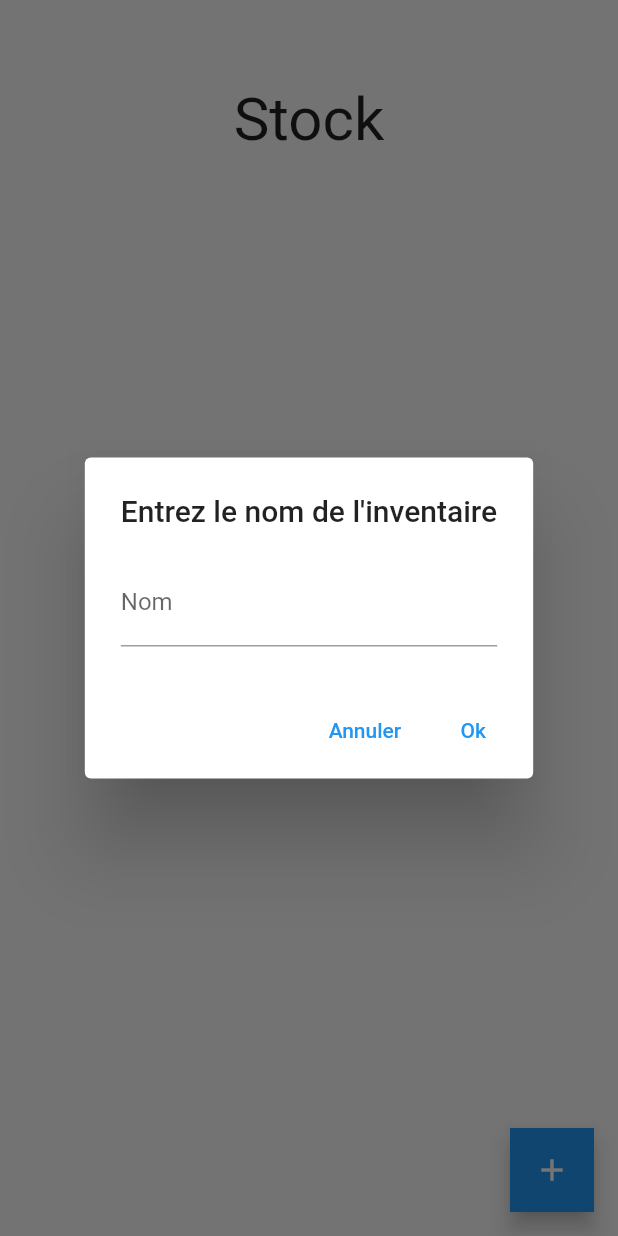
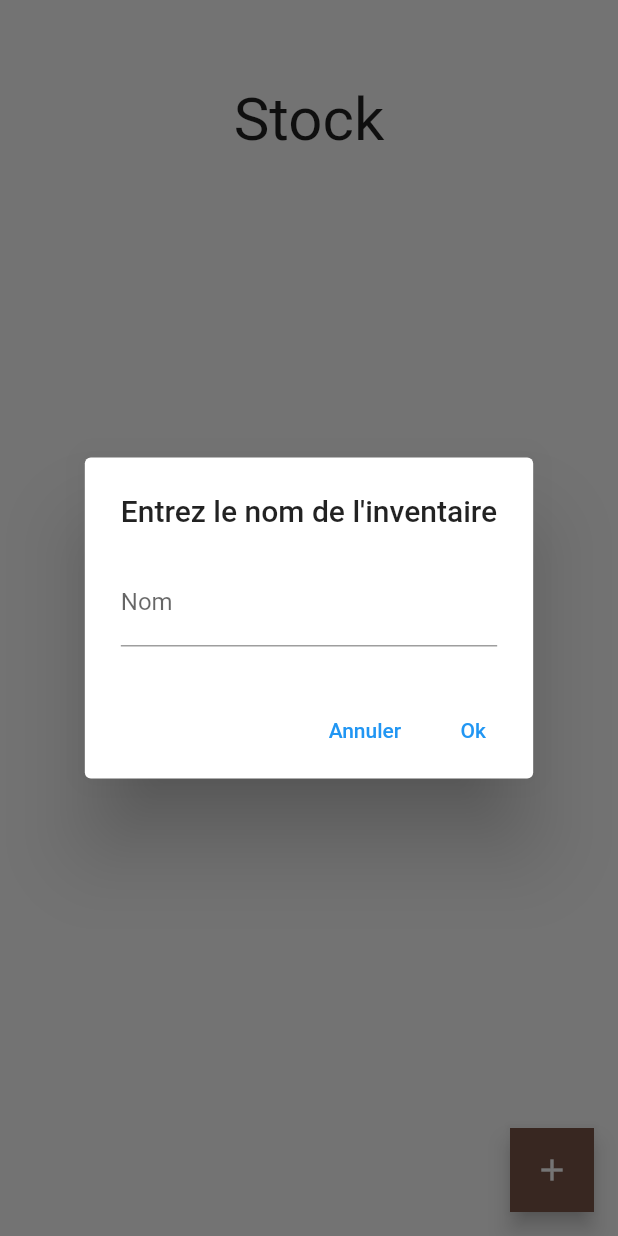
Before and after one commit to Faraknights/myflutterapp, a Flutter app: the screen it shows after launch, after a tap on the "add" icon, on a phone screen of 412 x 824 dp. Run offline on Flutter 3.47's test engine with Material 2 defaults, Android fonts, the phone set to English and light mode, and no system bars; our stand-ins replace sqflite; accounts and stored records are empty.

Commit message:
💄 - add random colors

```diff
--- a/lib/routes/home.dart
+++ b/lib/routes/home.dart
@@ -1,5 +1,6 @@
 import 'package:flutter/material.dart';
 import '../database/database_helper.dart';
+import '../utils/color.dart';
 import '../widget/pop_up_name.dart';
 import '../widget/list_inventory.dart';
 
@@ -11,6 +12,7 @@ class HomeRoute extends StatelessWidget {
   Widget build(BuildContext context) {
     final GlobalKey<ListInventoryState> key = GlobalKey();
     final dbHelper = DatabaseHelper.instance;
+    final UtilColor utilColor = UtilColor();
     // reference to our single class that manages the database
 
     return Scaffold(
@@ -35,6 +37,7 @@ class HomeRoute extends StatelessWidget {
         },
         tooltip: 'Ajouter un inventaire',
         shape: const BeveledRectangleBorder(borderRadius: BorderRadius.zero),
+        backgroundColor: utilColor.randomMaterialColor(),
         child: const Icon(Icons.add)
       ),
     );
--- a/lib/routes/inventory.dart
+++ b/lib/routes/inventory.dart
@@ -1,4 +1,5 @@
 import 'package:flutter/material.dart';
+import 'package:myflutterapp/utils/color.dart';
 import '../widget/inventory_header.dart';
 import '../widget/grid_product.dart';
 import '../database/database_helper.dart';
@@ -12,6 +13,8 @@ class InventoryRoute extends StatelessWidget {
     Map arguments = ModalRoute.of(context)?.settings.arguments as Map;
     final GlobalKey<GridProductState> key = GlobalKey();
     final dbHelper = DatabaseHelper.instance;
+    final UtilColor utilColor = UtilColor();
+    final Color mainColor = utilColor.randomMaterialColor();
 
     return WillPopScope(
       onWillPop: () async {
@@ -30,6 +33,7 @@ class InventoryRoute extends StatelessWidget {
           children: [
             HeaderInventory(
               updateList: arguments['update'] as Function,
+              color: mainColor,
               id: arguments['id'] as int,
             ),
             GridProduct(
@@ -55,6 +59,7 @@ class InventoryRoute extends StatelessWidget {
             }
           },
           tooltip: 'Ajouter un inventaire',
+          backgroundColor: mainColor,
           shape: const BeveledRectangleBorder(borderRadius: BorderRadius.zero),
           child: const Icon(Icons.add)
         )
--- /dev/null
+++ b/lib/utils/color.dart
@@ -0,0 +1,18 @@
+import 'dart:math';
+import 'package:flutter/material.dart';
+
+class UtilColor {
+  Color contrastColor(Color iColor)
+  {
+    // Calculate the perceptive luminance (aka luma) - human eye favors green color...
+    final double luma = ((0.299 * iColor.red) + (0.587 * iColor.green) + (0.114 * iColor.blue)) / 255;
+
+    // Return black for bright colors, white for dark colors
+    return luma > 0.5 ? Colors.black : Colors.white;
+  }
+
+  Color randomMaterialColor()
+  {
+    return Colors.primaries[Random().nextInt(Colors.primaries.length)];
+  }
+}
--- a/lib/widget/list_inventory.dart
+++ b/lib/widget/list_inventory.dart
@@ -1,6 +1,7 @@
 import 'package:flutter/material.dart';
 import 'package:myflutterapp/models/inventory.dart';
 import '../database/database_helper.dart';
+import '../utils/color.dart';
 
 class ListInventory extends StatefulWidget {
   const ListInventory({Key? key}) : super(key: key);
@@ -23,6 +24,7 @@ class ListInventoryState extends State<ListInventory> {
 
   @override
   Widget build(context) {
+    final UtilColor utilColor = UtilColor();
     return FutureBuilder <List<Inventory>>(
       future: _fetchListItems(),
       builder: (BuildContext context, AsyncSnapshot<List<Inventory>> snapshot) {
@@ -63,7 +65,7 @@ class ListInventoryState extends State<ListInventory> {
                           Container(
                             width: 5,
                             height: 70,
-                            color: Colors.amber[600],
+                            color: utilColor.randomMaterialColor(),
                             margin: const EdgeInsets.only(right: 10.0),
                           ),
                           Container(
--- a/lib/widget/product_item.dart
+++ b/lib/widget/product_item.dart
@@ -2,6 +2,7 @@ import 'package:flutter/material.dart';
 import 'package:myflutterapp/models/product.dart';
 
 import '../database/database_helper.dart';
+import '../utils/color.dart';
 import 'pop_up_delete.dart';
 import 'pop_up_name.dart';
 
@@ -29,6 +30,7 @@ class ProductItemState extends State<ProductItem> {
   @override
   Widget build(BuildContext context) {
     final dbHelper = DatabaseHelper.instance;
+    final UtilColor utilColor = UtilColor();
 
     return FutureBuilder <Product>(
       future: _fetchProduct(widget.product.id),
@@ -52,7 +54,7 @@ class ProductItemState extends State<ProductItem> {
               children: [
                 Container(
                   height: 3,
-                  color: Colors.amber,
+                  color: utilColor.randomMaterialColor(),
                 ),
                 Expanded(
                   child: Container(
```
Also changed, not shown: lib/widget/inventory_header.dart (+5 -3 lines).
